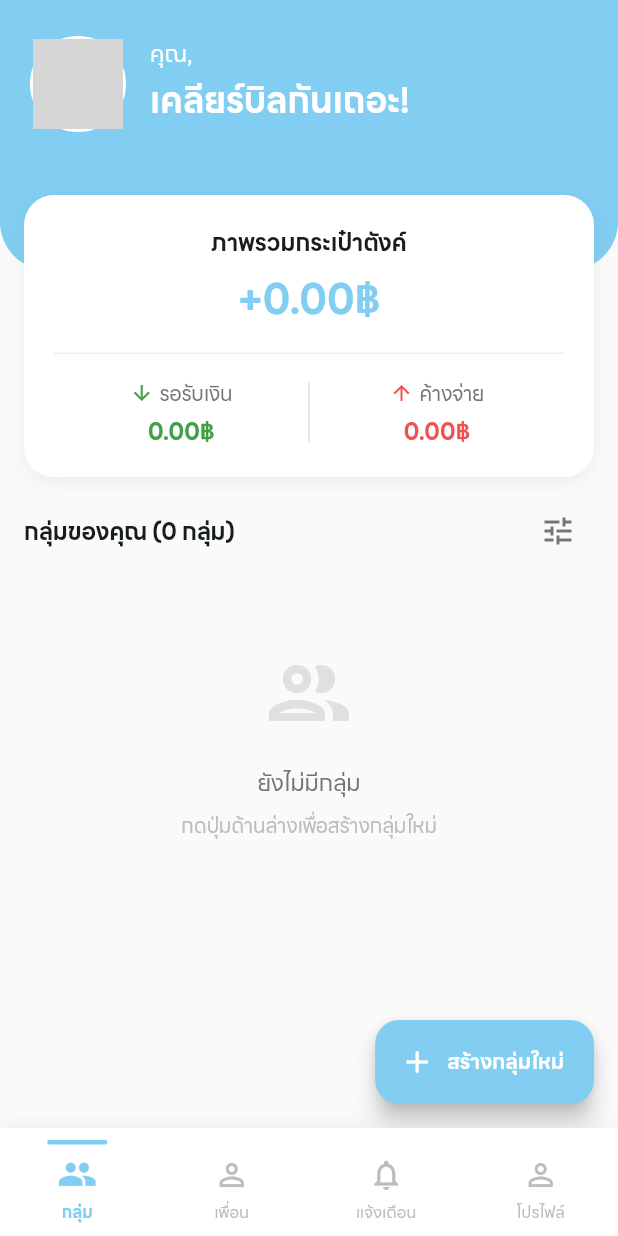
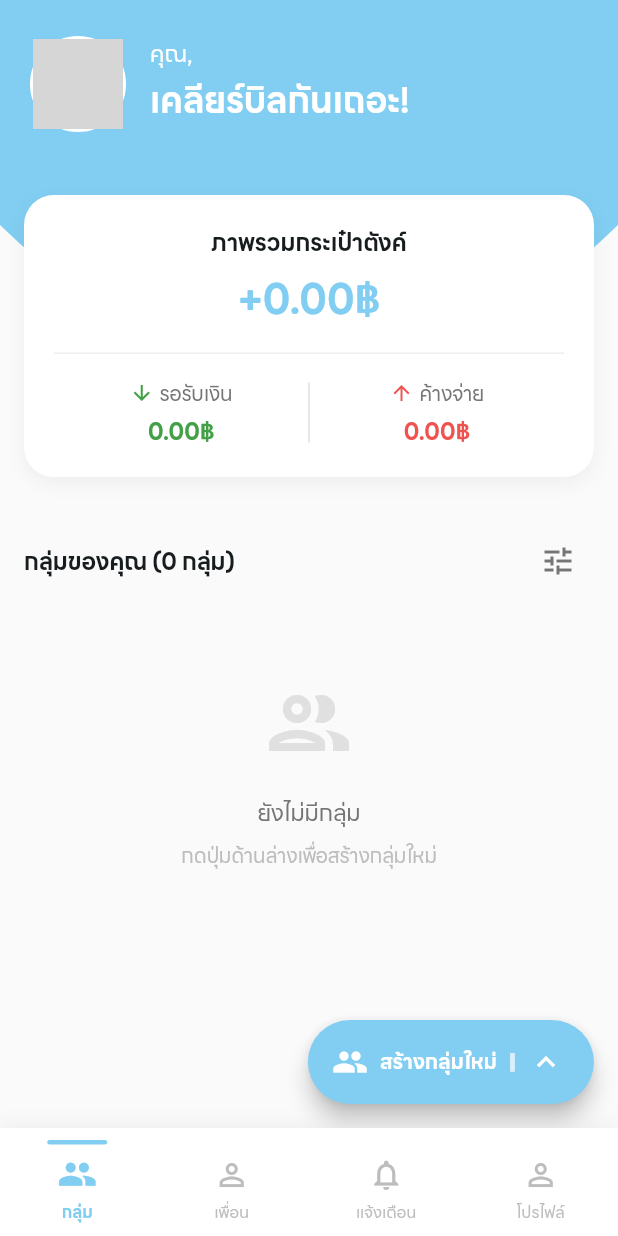
Before and after one commit to Pikachu051/nub-bill, a Flutter app: the screen it shows once a user with an empty profile is signed in, on a phone screen of 412 x 824 dp. Run offline on Flutter 3.47's test engine with Material 3 defaults, Android fonts, the phone set to English and light mode, and no system bars; our stand-ins replace app_links, flutter_riverpod, go_router, image_picker, qr_flutter, share_plus and 1 more; missing offline and left inert: mobile_scanner; accounts and stored records are empty; network calls fail; grey boxes are pictures that could not be loaded.

Commit message:
Change blue circle background design. Redesign create group button UI.

```diff
--- a/lib/screens/home_page.dart
+++ b/lib/screens/home_page.dart
@@ -138,31 +138,28 @@ class HomePage extends ConsumerWidget {
               Stack(
                 clipBehavior: Clip.none,
                 children: [
-                // Blue background with rounded bottom
-                ClipRRect(
-                  borderRadius: const BorderRadius.only(
-                    bottomLeft: Radius.circular(32),
-                    bottomRight: Radius.circular(32),
-                  ),
+                  // 👇 เอา ClipPath ไว้เป็น background อย่างเดียว
+                  ClipPath(
+                    clipper: CustomClipPath(),
                     child: Container(
                       width: double.infinity,
-                    height: 180,
+                      height: 200,
                       color: const Color(0xFF81CEF2),
-                    child: SafeArea(
+                    ),
+                  ),
+
+                  // 👇 เอา content ออกมาวางทับ
+                  SafeArea(
                     bottom: false,
                     child: Padding(
                       padding: const EdgeInsets.fromLTRB(20, 24, 20, 0),
                       child: Row(
                         crossAxisAlignment: CrossAxisAlignment.start,
                         children: [
-                            // Avatar with white border
                           Container(
                             decoration: BoxDecoration(
                               shape: BoxShape.circle,
-                                border: Border.all(
-                                  color: Colors.white,
-                                  width: 2,
-                                ),
+                              border: Border.all(color: Colors.white, width: 2),
                             ),
                             child: CircleAvatar(
                               radius: 30,
@@ -180,10 +177,8 @@ class HomePage extends ConsumerWidget {
                             ),
                           ),
                           const SizedBox(width: 16),
-                            // Text
                           Column(
                             crossAxisAlignment: CrossAxisAlignment.start,
-                              mainAxisSize: MainAxisSize.min,
                             children: [
                               Text(
                                 'คุณ, $nickname',
@@ -207,14 +202,12 @@ class HomePage extends ConsumerWidget {
                       ),
                     ),
                   ),
-                  ),
-                ),
-                // Wallet card overlapping header - positioned at the bottom
+
+                  // Wallet card
                   Positioned(
                     left: 16,
                     right: 16,
-                  top:
-                      130, // Position card so it starts inside the blue area at the bottom
+                    top: 130,
                     child: _buildWalletCard(walletAsync),
                   ),
                 ],
@@ -255,15 +248,35 @@ class HomePage extends ConsumerWidget {
         heroTag: 'createGroupFab',
         onPressed: () => context.push('/groups/create'),
         backgroundColor: const Color(0xFF81CEF2),
-        icon: const Icon(Icons.add, color: Colors.white),
-        label: const Text(
+        shape: RoundedRectangleBorder(borderRadius: BorderRadius.circular(100)),
+        icon: const Icon(Icons.people, color: Colors.white),
+        label: Row(
+          mainAxisSize: MainAxisSize.min,
+          children: const [
+            Text(
               'สร้างกลุ่มใหม่',
-          style: TextStyle(color: Colors.white, fontWeight: FontWeight.bold),
+              style: TextStyle(
+                color: Colors.white,
+                fontWeight: FontWeight.bold,
+              ),
+            ),
+            SizedBox(width: 8),
+            Text(
+              '|',
+              style: TextStyle(
+                color: Colors.white70,
+                fontWeight: FontWeight.w900,
+              ),
+            ),
+            SizedBox(width: 8),
+            Icon(Icons.keyboard_arrow_up, color: Colors.white, size: 24),
+          ],
         ),
       ),
     );
   }
 
+//Wallet widget
   Widget _buildWalletCard(AsyncValue<Map<String, double>> walletAsync) {
     return Container(
       padding: const EdgeInsets.all(20),
@@ -546,3 +559,27 @@ class HomePage extends ConsumerWidget {
         );
   }
 }
+
+class CustomClipPath extends CustomClipper<Path> {
+  @override
+  Path getClip(Size size) {
+    double w = size.width;
+    double h = size.height;
+
+    final path = Path();
+
+    path.lineTo(0, h - 50);
+
+    path.quadraticBezierTo(w * 0.5, h + 150, w, h - 50);
+
+    path.lineTo(w, 0);
+    path.close();
+
+    return path;
+  }
+
+  @override
+  bool shouldReclip(CustomClipper<Path> oldClipper) {
+    return false;
+  }
+}
```
Lines whose indentation alone changed are shown as unchanged.
